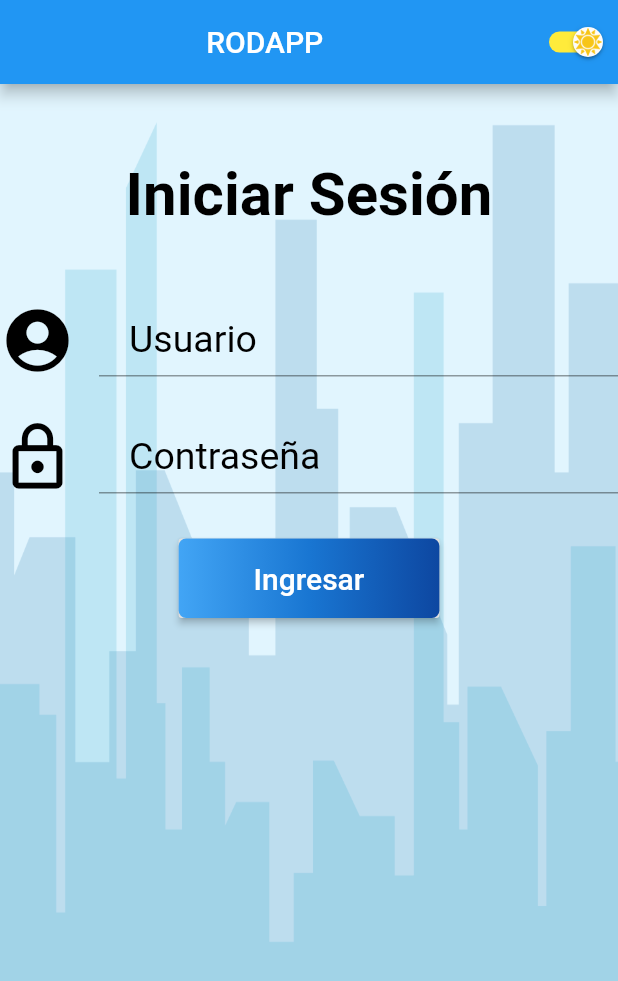
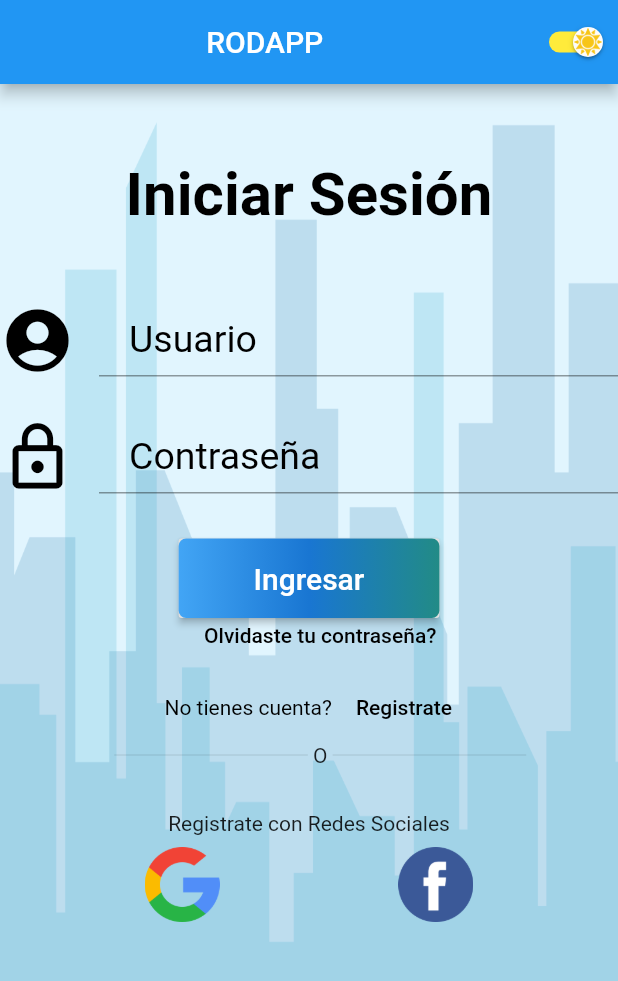
Before and after one commit to jhon0520/BiciAppFlutter, a Flutter app: the screen it shows after launch, on a phone screen of 412 x 824 dp. Shown: the top 981 px of the screen. Run offline on Flutter 3.47's test engine with Material 2 defaults, Android fonts, the phone set to English and light mode, and no system bars.

Commit message:
Terminando LoginPage

```diff
--- a/lib/src/pages/login_page.dart
+++ b/lib/src/pages/login_page.dart
@@ -1,3 +1,5 @@
+import 'dart:collection';
+
 import 'package:flutter/material.dart';
 
 class LoginPage extends StatefulWidget {
@@ -28,6 +30,8 @@ class _LoginPageState extends State<LoginPage> {
           _colorFondo(),
           _imagenFondo(),
           _loginInputs(context),
+          _olvidarContrasenayRegistro(),
+          _redesSociales(),
         ],
       ),
     );
@@ -70,7 +74,7 @@ class _LoginPageState extends State<LoginPage> {
       width: double.infinity,
       height: double.infinity,
       child: Image(
-        image: AssetImage('assets/icons/fondo.png'),
+        image: AssetImage('assets/img/fondo.png'),
         fit: BoxFit.fill,
       ),
     );
@@ -126,16 +130,7 @@ class _LoginPageState extends State<LoginPage> {
               onPressed: () {
                 final snackBar = SnackBar(
                   content: Text('Yay! A SnackBar!'),
-                      // action: SnackBarAction(
-                      //   label: 'Undo',
-                      //   onPressed: () {
-                      //     // Some code to undo the change.
-                      //   },
-                      // ),
                 );
-
-                    // Find the Scaffold in the widget tree and use
-                    // it to show a SnackBar.
                 Scaffold.of(context).showSnackBar(snackBar);
               },
               textColor: Colors.white,
@@ -146,13 +141,13 @@ class _LoginPageState extends State<LoginPage> {
                       colors: <Color>[
                         Color(0xFF42A5F5),
                         Color(0xFF1976D2),
-                            Color(0xFF0D47A1),
+                        Color.fromRGBO(34, 139, 134, 100.0),
+                        //Color(0xFF0D47A1),
                       ],
                     ),
                     borderRadius: BorderRadius.all(Radius.circular(5.0))),
                 // Padding del boton.
-                    padding:
-                        EdgeInsets.symmetric(horizontal: 50.0, vertical: 15.0),
+                padding: EdgeInsets.symmetric(horizontal: 50.0, vertical: 15.0),
                 child: Text('Ingresar', style: TextStyle(fontSize: 20)),
               ),
             ),
@@ -161,4 +156,92 @@ class _LoginPageState extends State<LoginPage> {
       ),
     );
   }
+
+  Widget _olvidarContrasenayRegistro() {
+    return Positioned(
+      top: MediaQuery.of(context).size.height / 2.4,
+      child: Container(
+        width: MediaQuery.of(context).size.width,
+        padding: EdgeInsets.only(left: 15),
+        color: Colors.transparent,
+        child: Column(
+          children: <Widget>[
+            FlatButton(
+              color: Colors.transparent,
+              textColor: Colors.black,
+              child: Text('Olvidaste tu contraseña?'),
+              onPressed: () {
+                print('holasssssssssss');
+              },
+            ),
+            Row(
+              mainAxisAlignment: MainAxisAlignment.center,
+              children: <Widget>[
+                Text('No tienes cuenta?',
+                    style: TextStyle(
+                      color: Colors.black,
+                    )),
+                FlatButton(
+                  color: Colors.transparent,
+                  textColor: Colors.black,
+                  child: Text('Registrate'),
+                  onPressed: () {
+                    print('holasssssssssss');
+                  },
+                ),
+              ],
+            ),
+            Container(
+              color: Colors.transparent,
+              width: MediaQuery.of(context).size.width / 1.5,
+              child: Row(
+                mainAxisAlignment: MainAxisAlignment.center,
+                children: <Widget>[
+                  Expanded(child: Divider()),
+                  Text(" O "),
+                  Expanded(child: Divider()),
+                ],
+              ),
+            ),
+          ],
+        ),
+      ),
+    );
   }
+
+  Widget _redesSociales() {
+    return Positioned(
+      top: MediaQuery.of(context).size.height / 1.7,
+      child: Container(
+        color: Colors.transparent,
+        width: MediaQuery.of(context).size.width,
+        child: Column(
+          mainAxisAlignment: MainAxisAlignment.end,
+          children: <Widget>[
+            Text('Registrate con Redes Sociales'),
+            Row(
+              mainAxisAlignment: MainAxisAlignment.center,
+              children: <Widget>[
+                IconButton(
+                  icon: Image.asset('assets/icons/google.png'),
+                  iconSize: 50.0,
+                  onPressed: () {
+                    print('object Google');
+                  },
+                ),
+                SizedBox(width: MediaQuery.of(context).size.width/4,),
+                IconButton(
+                  icon: Image.asset('assets/icons/facebook.png'),
+                  iconSize: 50.0,
+                  onPressed: () {
+                    print('object facebook.');
+                  },
+                ),
+              ],
+            ),
+          ],
+        ),
+      ),
+    );
+  }
+}
--- a/pubspec.yaml
+++ b/pubspec.yaml
@@ -48,7 +48,9 @@ flutter:
   assets:
     - assets/icons/moon.png
     - assets/icons/sun.png
-    - assets/icons/fondo.png
+    - assets/icons/google.png
+    - assets/icons/facebook.png
+    - assets/img/fondo.png
 
   # An image asset can refer to one or more resolution-specific "variants", see
   # https://flutter.dev/assets-and-images/#resolution-aware.
```
Also changed, not shown: assets/icons/facebook.png (added), assets/icons/google.png (added), assets/img/fondo.png (renamed from assets/icons/fondo.png), pubspec.lock. Lines whose indentation alone changed are shown as unchanged.
